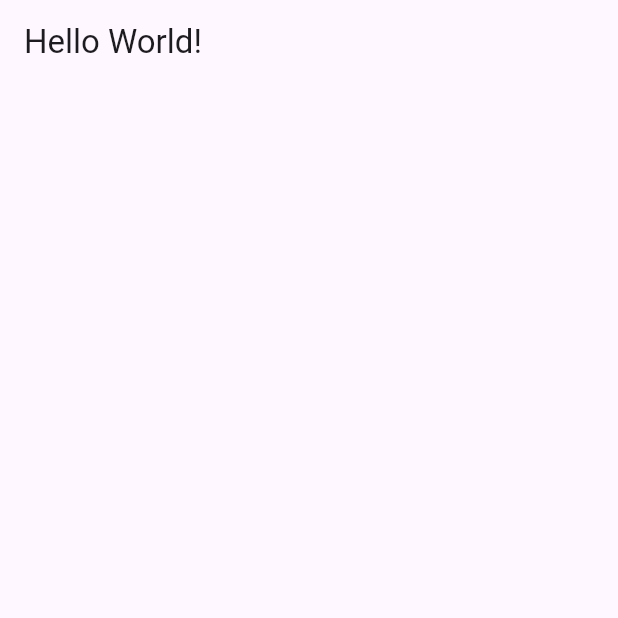
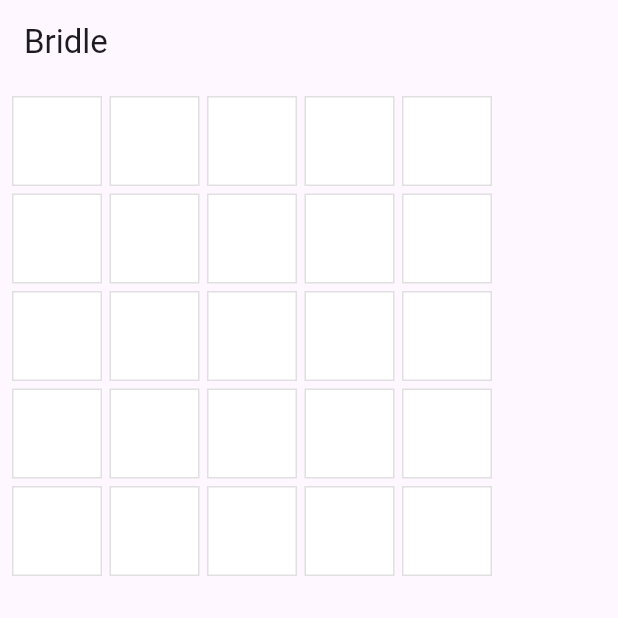
Before and after one commit to GOLDER303/flutter-courses, a Flutter app: the screen it shows after launch, on a phone screen of 412 x 824 dp, the top half of it. Run offline on Flutter 3.47's test engine with Material 3 defaults, Android fonts, the phone set to English and light mode, and no system bars.

Commit message:
feat: add game page

```diff
--- a/flutter_bridle_course/lib/main.dart
+++ b/flutter_bridle_course/lib/main.dart
@@ -1,4 +1,6 @@
 import "package:flutter/material.dart";
+
+import "game.dart";
 
 void main() {
   runApp(const MainApp());
@@ -12,9 +14,70 @@ class MainApp extends StatelessWidget {
     return MaterialApp(
       home: Scaffold(
         appBar: AppBar(
-          title: Align(alignment: Alignment.centerLeft, child: Text("Hello World!")),
+          title: Align(alignment: Alignment.centerLeft, child: Text("Bridle")),
+        ),
+        body: Column(
+          children: [
+            Center(child: GamePage()),
+          ],
         ),
       ),
     );
   }
 }
+
+class GamePage extends StatelessWidget {
+  GamePage({super.key});
+
+  final Game _game = Game();
+
+  @override
+  Widget build(BuildContext context) {
+    return Padding(
+      padding: const EdgeInsetsGeometry.all(8),
+      child: Column(
+        spacing: 5.0,
+        children: [
+          ..._game.guesses.map(
+            (guess) => Row(
+              spacing: 5,
+              children: [
+                ...guess.map((letter) => Tile(letter.char, letter.type)),
+              ],
+            ),
+          ),
+        ],
+      ),
+    );
+  }
+}
+
+class Tile extends StatelessWidget {
+  final String letter;
+  final HitType hitType;
+
+  const Tile(this.letter, this.hitType, {super.key});
+
+  @override
+  Widget build(BuildContext context) {
+    return Container(
+      width: 60,
+      height: 60,
+      decoration: BoxDecoration(
+        border: Border.all(color: Colors.grey.shade300),
+        color: switch (hitType) {
+          .hit => Colors.green,
+          .partial => Colors.yellow,
+          .miss => Colors.grey,
+          _ => Colors.white,
+        },
+      ),
+      child: Center(
+        child: Text(
+          letter.toUpperCase(),
+          style: Theme.of(context).textTheme.titleLarge,
+        ),
+      ),
+    );
+  }
+}
```
